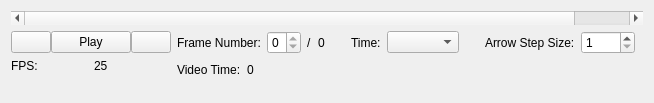
First picture: the form in src/WhiskerToolbox/TimeScrollBar/TimeScrollBar.ui, repository paulmthompson/WhiskerToolbox, before the edit.
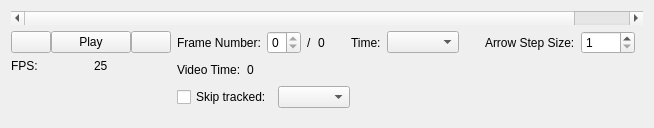
Second picture: the form after the edit. Icons and pictures are not drawn.

Commit message: dynamic frame filter added to timescrollbar

Diff of the .ui file:
```diff
--- a/src/WhiskerToolbox/TimeScrollBar/TimeScrollBar.ui
+++ b/src/WhiskerToolbox/TimeScrollBar/TimeScrollBar.ui
@@ -7,13 +7,13 @@
     <x>0</x>
     <y>0</y>
     <width>654</width>
-    <height>103</height>
+    <height>128</height>
    </rect>
   </property>
   <property name="minimumSize">
    <size>
     <width>650</width>
-    <height>85</height>
+    <height>110</height>
    </size>
   </property>
   <property name="windowTitle">
@@ -283,6 +283,43 @@
          </item>
         </layout>
        </item>
+       <item>
+        <layout class="QHBoxLayout" name="horizontalLayout_filter">
+         <item>
+          <widget class="QCheckBox" name="skip_tracked_checkbox">
+           <property name="toolTip">
+            <string>Skip already-tracked frames during playback and navigation</string>
+           </property>
+           <property name="text">
+            <string>Skip tracked:</string>
+           </property>
+          </widget>
+         </item>
+         <item>
+          <widget class="QComboBox" name="filter_key_combobox">
+           <property name="focusPolicy">
+            <enum>Qt::FocusPolicy::StrongFocus</enum>
+           </property>
+           <property name="toolTip">
+            <string>DigitalIntervalSeries key used to identify tracked frames</string>
+           </property>
+          </widget>
+         </item>
+         <item>
+          <spacer name="horizontalSpacer_filter">
+           <property name="orientation">
+            <enum>Qt::Orientation::Horizontal</enum>
+           </property>
+           <property name="sizeHint" stdset="0">
+            <size>
+             <width>40</width>
+             <height>20</height>
+            </size>
+           </property>
+          </spacer>
+         </item>
+        </layout>
+       </item>
        <item>
         <spacer name="verticalSpacer_2">
          <property name="orientation">
```
The commit also changes 9 other files.
